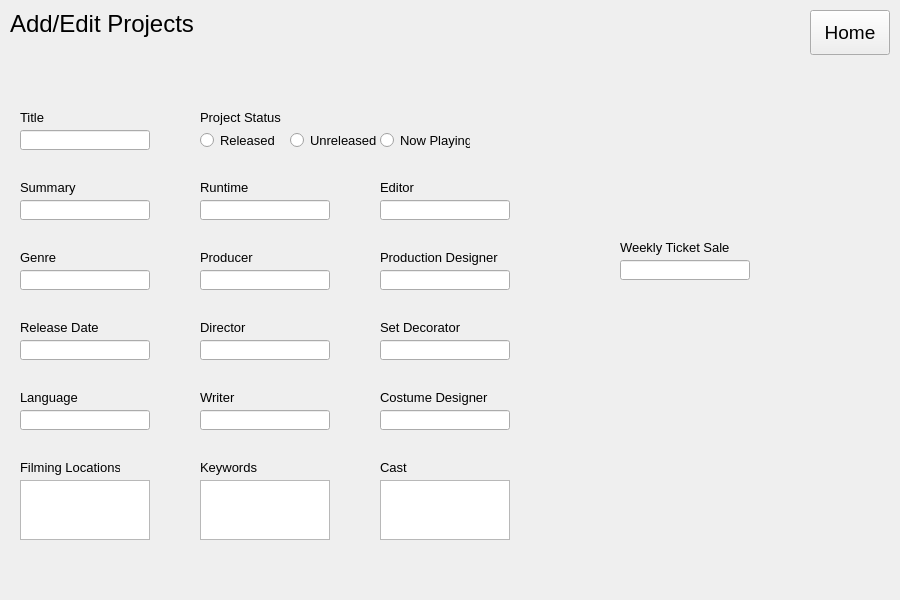
Before: the Qt Designer form SDICoursework/forms/mainwindow.ui in tommygod3/trek-star-manager, drawn with Qt 5.
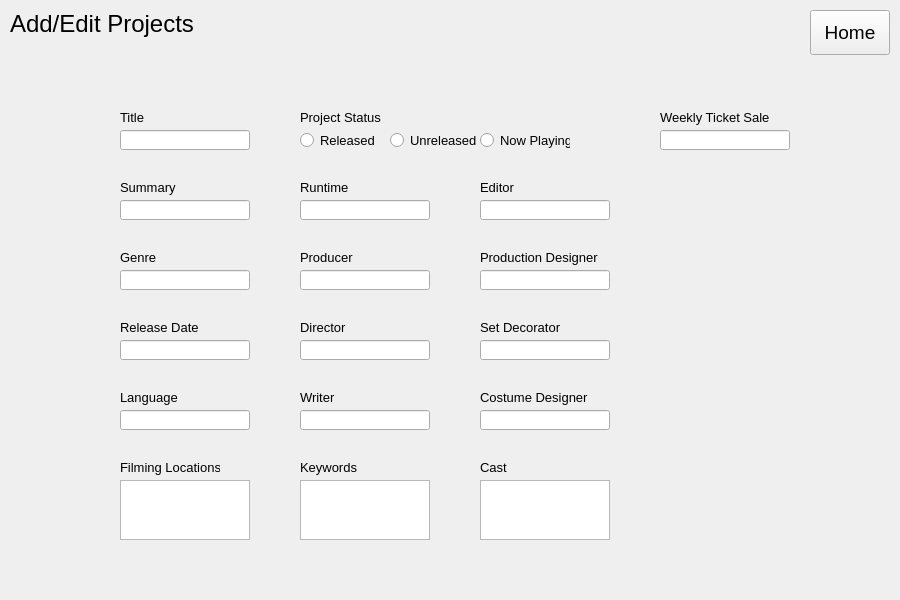
After: the same form once the commit is applied. The open tabs and pages were chosen to show the change.

Commit message: altered gui position

What changed in the file:
```diff
--- a/SDICoursework/forms/mainwindow.ui
+++ b/SDICoursework/forms/mainwindow.ui
@@ -159,7 +159,7 @@
      <widget class="QLabel" name="label_15">
       <property name="geometry">
        <rect>
-        <x>380</x>
+        <x>480</x>
         <y>170</y>
         <width>100</width>
         <height>35</height>
@@ -177,7 +177,7 @@
      <widget class="QLineEdit" name="lineEdit_2">
       <property name="geometry">
        <rect>
-        <x>20</x>
+        <x>120</x>
         <y>270</y>
         <width>130</width>
         <height>20</height>
@@ -192,7 +192,7 @@
      <widget class="QLineEdit" name="lineEdit_7">
       <property name="geometry">
        <rect>
-        <x>200</x>
+        <x>300</x>
         <y>340</y>
         <width>130</width>
         <height>20</height>
@@ -207,7 +207,7 @@
      <widget class="QLineEdit" name="lineEdit">
       <property name="geometry">
        <rect>
-        <x>20</x>
+        <x>120</x>
         <y>130</y>
         <width>130</width>
         <height>20</height>
@@ -222,7 +222,7 @@
      <widget class="QLineEdit" name="lineEdit_11">
       <property name="geometry">
        <rect>
-        <x>380</x>
+        <x>480</x>
         <y>340</y>
         <width>130</width>
         <height>20</height>
@@ -240,7 +240,7 @@
      <widget class="QLabel" name="label_9">
       <property name="geometry">
        <rect>
-        <x>20</x>
+        <x>120</x>
         <y>450</y>
         <width>100</width>
         <height>35</height>
@@ -258,7 +258,7 @@
      <widget class="QLabel" name="label_19">
       <property name="geometry">
        <rect>
-        <x>380</x>
+        <x>480</x>
         <y>380</y>
         <width>111</width>
         <height>35</height>
@@ -276,7 +276,7 @@
      <widget class="QLabel" name="label_18">
       <property name="geometry">
        <rect>
-        <x>380</x>
+        <x>480</x>
         <y>310</y>
         <width>131</width>
         <height>35</height>
@@ -294,7 +294,7 @@
      <widget class="QLineEdit" name="lineEdit_4">
       <property name="geometry">
        <rect>
-        <x>20</x>
+        <x>120</x>
         <y>410</y>
         <width>130</width>
         <height>20</height>
@@ -312,7 +312,7 @@
      <widget class="QLineEdit" name="lineEdit_6">
       <property name="geometry">
        <rect>
-        <x>200</x>
+        <x>300</x>
         <y>270</y>
         <width>130</width>
         <height>20</height>
@@ -327,7 +327,7 @@
      <widget class="QLabel" name="label_17">
       <property name="geometry">
        <rect>
-        <x>380</x>
+        <x>480</x>
         <y>240</y>
         <width>121</width>
         <height>35</height>
@@ -345,7 +345,7 @@
      <widget class="QLineEdit" name="lineEdit_8">
       <property name="geometry">
        <rect>
-        <x>200</x>
+        <x>300</x>
         <y>410</y>
         <width>130</width>
         <height>20</height>
@@ -360,7 +360,7 @@
      <widget class="QLineEdit" name="lineEdit_9">
       <property name="geometry">
        <rect>
-        <x>380</x>
+        <x>480</x>
         <y>200</y>
         <width>130</width>
         <height>20</height>
@@ -375,7 +375,7 @@
      <widget class="QPlainTextEdit" name="plainTextEdit_3">
       <property name="geometry">
        <rect>
-        <x>380</x>
+        <x>480</x>
         <y>480</y>
         <width>130</width>
         <height>60</height>
@@ -385,7 +385,7 @@
      <widget class="QPlainTextEdit" name="plainTextEdit_2">
       <property name="geometry">
        <rect>
-        <x>200</x>
+        <x>300</x>
         <y>480</y>
         <width>130</width>
         <height>60</height>
@@ -395,7 +395,7 @@
      <widget class="QRadioButton" name="radioButton_2">
       <property name="geometry">
        <rect>
-        <x>290</x>
+        <x>390</x>
         <y>130</y>
         <width>90</width>
         <height>20</height>
@@ -413,7 +413,7 @@
      <widget class="QRadioButton" name="radioButton">
       <property name="geometry">
        <rect>
-        <x>200</x>
+        <x>300</x>
         <y>130</y>
         <width>90</width>
         <height>20</height>
@@ -431,7 +431,7 @@
      <widget class="QLabel" name="label_16">
       <property name="geometry">
        <rect>
-        <x>380</x>
+        <x>480</x>
         <y>450</y>
         <width>100</width>
         <height>35</height>
@@ -449,7 +449,7 @@
      <widget class="QPlainTextEdit" name="plainTextEdit">
       <property name="geometry">
        <rect>
-        <x>20</x>
+        <x>120</x>
         <y>480</y>
         <width>130</width>
         <height>60</height>
@@ -459,7 +459,7 @@
      <widget class="QLabel" name="label_12">
       <property name="geometry">
        <rect>
-        <x>200</x>
+        <x>300</x>
         <y>450</y>
         <width>100</width>
         <height>35</height>
@@ -477,7 +477,7 @@
      <widget class="QLabel" name="label_7">
       <property name="geometry">
        <rect>
-        <x>20</x>
+        <x>120</x>
         <y>310</y>
         <width>100</width>
         <height>35</height>
@@ -495,7 +495,7 @@
      <widget class="QLabel" name="label_14">
       <property name="geometry">
        <rect>
-        <x>200</x>
+        <x>300</x>
         <y>380</y>
         <width>100</width>
         <height>35</height>
@@ -513,7 +513,7 @@
      <widget class="QLineEdit" name="lineEdit_13">
       <property name="geometry">
        <rect>
-        <x>20</x>
+        <x>120</x>
         <y>200</y>
         <width>130</width>
         <height>20</height>
@@ -531,7 +531,7 @@
      <widget class="QLineEdit" name="lineEdit_5">
       <property name="geometry">
        <rect>
-        <x>200</x>
+        <x>300</x>
         <y>200</y>
         <width>130</width>
         <height>20</height>
@@ -546,7 +546,7 @@
      <widget class="QLineEdit" name="lineEdit_10">
       <property name="geometry">
        <rect>
-        <x>380</x>
+        <x>480</x>
         <y>270</y>
         <width>130</width>
         <height>20</height>
@@ -561,7 +561,7 @@
      <widget class="QRadioButton" name="radioButton_3">
       <property name="geometry">
        <rect>
-        <x>380</x>
+        <x>480</x>
         <y>130</y>
         <width>90</width>
         <height>20</height>
@@ -579,7 +579,7 @@
      <widget class="QLabel" name="label_13">
       <property name="geometry">
        <rect>
-        <x>200</x>
+        <x>300</x>
         <y>310</y>
         <width>100</width>
         <height>35</height>
@@ -597,7 +597,7 @@
      <widget class="QLabel" name="label_6">
       <property name="geometry">
        <rect>
-        <x>20</x>
+        <x>120</x>
         <y>240</y>
         <width>100</width>
         <height>35</height>
@@ -615,7 +615,7 @@
      <widget class="QLabel" name="label_21">
       <property name="geometry">
        <rect>
-        <x>200</x>
+        <x>300</x>
         <y>100</y>
         <width>121</width>
         <height>35</height>
@@ -633,7 +633,7 @@
      <widget class="QLabel" name="label_5">
       <property name="geometry">
        <rect>
-        <x>20</x>
+        <x>120</x>
         <y>100</y>
         <width>100</width>
         <height>35</height>
@@ -651,7 +651,7 @@
      <widget class="QLabel" name="label_20">
       <property name="geometry">
        <rect>
-        <x>20</x>
+        <x>120</x>
         <y>170</y>
         <width>121</width>
         <height>35</height>
@@ -669,7 +669,7 @@
      <widget class="QLabel" name="label_11">
       <property name="geometry">
        <rect>
-        <x>200</x>
+        <x>300</x>
         <y>240</y>
         <width>100</width>
         <height>35</height>
@@ -687,7 +687,7 @@
      <widget class="QLabel" name="label_10">
       <property name="geometry">
        <rect>
-        <x>200</x>
+        <x>300</x>
         <y>170</y>
         <width>100</width>
         <height>35</height>
@@ -705,7 +705,7 @@
      <widget class="QLineEdit" name="lineEdit_12">
       <property name="geometry">
        <rect>
-        <x>380</x>
+        <x>480</x>
         <y>410</y>
         <width>130</width>
         <height>20</height>
@@ -723,7 +723,7 @@
      <widget class="QLineEdit" name="lineEdit_3">
       <property name="geometry">
        <rect>
-        <x>20</x>
+        <x>120</x>
         <y>340</y>
         <width>130</width>
         <height>20</height>
@@ -738,7 +738,7 @@
      <widget class="QLabel" name="label_8">
       <property name="geometry">
        <rect>
-        <x>20</x>
+        <x>120</x>
         <y>380</y>
         <width>100</width>
         <height>35</height>
@@ -756,8 +756,8 @@
      <widget class="QLineEdit" name="lineEdit_14">
       <property name="geometry">
        <rect>
-        <x>620</x>
-        <y>260</y>
+        <x>660</x>
+        <y>130</y>
         <width>130</width>
         <height>20</height>
        </rect>
@@ -771,8 +771,8 @@
      <widget class="QLabel" name="label_22">
       <property name="geometry">
        <rect>
-        <x>620</x>
-        <y>230</y>
+        <x>660</x>
+        <y>100</y>
         <width>111</width>
         <height>35</height>
        </rect>
```
Left out of the diff: 64 changed lines with no effect on the pictures. The commit also changes 1 other file.
